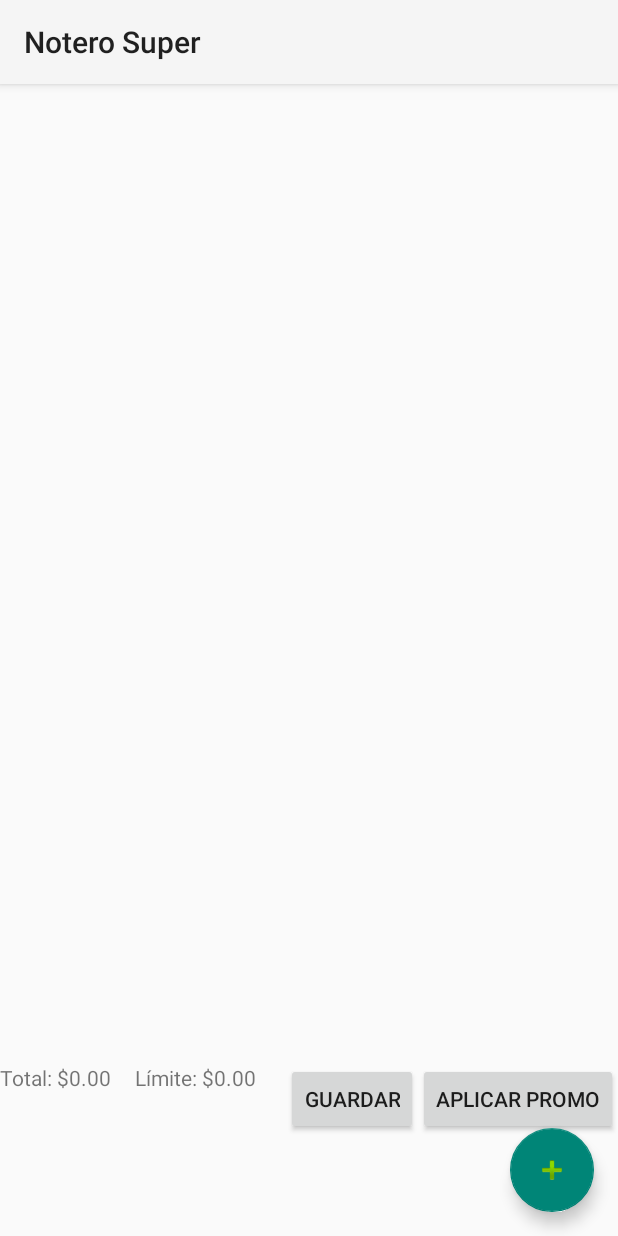
After one commit to FranJL075/NOTERO-SUPER---EXAMEN-LIBRE-FINAL-LIBRES-II-APP---ISPC, an Android app: the ListaActivity screen opened directly, with no data from a screen before it, on a phone screen of 412 x 824 dp. The commit adds this screen. Run offline under Robolectric (Android 15) with nearby library versions, the phone set to English and light mode, and no system bars; 2 statements that could not run were skipped.

Commit message:
feat(android): add basic Lista UI with RecyclerView, actions and ViewModel integration
Se incorpora la interfaz básica de la pantalla de Lista, lista para
pruebas end-to-end con el backend y el escáner.

Archivos añadidos / modificados

1) Layouts
- layout/item_detalle.xml:
    • Diseño de cada fila del producto.
    • Incluye nombre, cantidad, subtotal y botón/eliminación vía callback.

- layout/activity_lista.xml:
    • Pantalla principal de Lista.
    • Contiene RecyclerView, total, límite, botón de aplicar promo
      y FAB para agregar productos vía escaneo.

2) Adaptador
- ui/DetalleAdapter.kt:
    • RecyclerView adapter actualizado.
    • Callback onDelete(productId) para eliminar ítems desde la UI.

3) Pantalla principal
- ui/ListaActivity.kt:
    • Conecta ListaViewModel y observa cambios en la lista actual.
    • Lanza AddProductoActivity (escáner) y agrega ítems al volver.
    • Actualiza totales, aplica promoción, muestra alertas y errores.
    • Maneja estado de límite y favoritos desde el ViewModel.

4) Manifest
- AndroidManifest.xml:
    • Registro de ListaActivity como pantalla accesible desde la app.

Resultado
La UI de Lista queda completamente operativa para pruebas:
visualización, agregado/eliminación, aplicación de promos, escaneo
y actualización dinámica del total.

Lista para continuar con mejoras de UI, validaciones o navegación.

```diff
--- a/app_android/app/src/main/AndroidManifest.xml
+++ b/app_android/app/src/main/AndroidManifest.xml
@@ -27,6 +27,7 @@
             </intent-filter>
         </activity>
         <activity android:name=".ui.AddProductoActivity"/>
+        <activity android:name=".ui.ListaActivity"/>
     </application>
 
 </manifest>
--- /dev/null
+++ b/app_android/app/src/main/java/com/notero/superapp/ui/ListaActivity.kt
@@ -0,0 +1,82 @@
+package com.notero.superapp.ui
+
+import android.app.Activity
+import android.content.Intent
+import android.os.Bundle
+import android.widget.Button
+import android.widget.TextView
+import androidx.activity.result.contract.ActivityResultContracts
+import androidx.appcompat.app.AppCompatActivity
+import androidx.lifecycle.ViewModelProvider
+import androidx.recyclerview.widget.LinearLayoutManager
+import androidx.recyclerview.widget.RecyclerView
+import com.google.android.material.floatingactionbutton.FloatingActionButton
+import com.notero.superapp.R
+import com.notero.superapp.model.DetalleLista
+import com.notero.superapp.viewmodel.ListaViewModel
+
+class ListaActivity : AppCompatActivity() {
+
+    private lateinit var viewModel: ListaViewModel
+    private lateinit var adapter: DetalleAdapter
+
+    private val scanLauncher = registerForActivityResult(ActivityResultContracts.StartActivityForResult()) { result ->
+        if (result.resultCode == Activity.RESULT_OK) {
+            val codigo = result.data?.getStringExtra("SCAN_RESULT")
+            if (codigo != null) {
+                viewModel.agregarPorCodigo(codigo)
+            }
+        }
+    }
+
+    override fun onCreate(savedInstanceState: Bundle?) {
+        super.onCreate(savedInstanceState)
+        setContentView(R.layout.activity_lista)
+
+        viewModel = ViewModelProvider(this)[ListaViewModel::class.java]
+
+        val rv = findViewById<RecyclerView>(R.id.rvDetalles)
+        adapter = DetalleAdapter(mutableListOf()) { detalle: DetalleLista ->
+            viewModel.eliminar(detalle)
+        }
+        rv.layoutManager = LinearLayoutManager(this)
+        rv.adapter = adapter
+
+        val tvTotal = findViewById<TextView>(R.id.tvTotal)
+        val tvLimite = findViewById<TextView>(R.id.tvLimite)
+        val fabAdd = findViewById<FloatingActionButton>(R.id.fabAdd)
+        val btnGuardar = findViewById<Button>(R.id.btnGuardar)
+        val btnPromo = findViewById<Button>(R.id.btnPromo)
+
+        viewModel.listaActual.observe(this) { lista ->
+            if (lista != null) {
+                adapter.update(lista.detalles)
+                tvTotal.text = "Total: $${"%.2f".format(lista.total)}"
+                tvLimite.text = "Límite: $${"%.2f".format(lista.limitePresupuesto)}"
+            }
+        }
+
+        viewModel.error.observe(this) { error ->
+            if (error != null) {
+                android.widget.Toast.makeText(this, error, android.widget.Toast.LENGTH_LONG).show()
+            }
+        }
+
+        // Crear lista inicial si no existe (para demo)
+        if (viewModel.listaActual.value == null) {
+            viewModel.crearLista("Mi presupuesto", 0f)
+        }
+
+        fabAdd.setOnClickListener {
+            scanLauncher.launch(Intent(this, AddProductoActivity::class.java))
+        }
+
+        btnPromo.setOnClickListener {
+            viewModel.aplicarPromo()
+        }
+
+        btnGuardar.setOnClickListener {
+            android.widget.Toast.makeText(this, "Lista guardada (demo)", android.widget.Toast.LENGTH_SHORT).show()
+        }
+    }
+}
--- /dev/null
+++ b/app_android/app/src/main/res/layout/activity_lista.xml
@@ -0,0 +1,68 @@
+<?xml version="1.0" encoding="utf-8"?>
+<androidx.constraintlayout.widget.ConstraintLayout xmlns:android="http://schemas.android.com/apk/res/android"
+    xmlns:app="http://schemas.android.com/apk/res-auto"
+    xmlns:tools="http://schemas.android.com/tools"
+    android:layout_width="match_parent"
+    android:layout_height="match_parent"
+    tools:context=".ui.ListaActivity">
+
+    <androidx.recyclerview.widget.RecyclerView
+        android:id="@+id/rvDetalles"
+        android:layout_width="0dp"
+        android:layout_height="0dp"
+        app:layout_constraintTop_toTopOf="parent"
+        app:layout_constraintBottom_toTopOf="@+id/guideline"
+        app:layout_constraintStart_toStartOf="parent"
+        app:layout_constraintEnd_toEndOf="parent" />
+
+    <androidx.constraintlayout.widget.Guideline
+        android:id="@+id/guideline"
+        android:layout_width="wrap_content"
+        android:layout_height="wrap_content"
+        android:orientation="horizontal"
+        app:layout_constraintGuide_percent="0.85"/>
+
+    <TextView
+        android:id="@+id/tvTotal"
+        android:layout_width="wrap_content"
+        android:layout_height="wrap_content"
+        android:text="Total: $0.00"
+        app:layout_constraintStart_toStartOf="parent"
+        app:layout_constraintTop_toBottomOf="@id/guideline"/>
+
+    <TextView
+        android:id="@+id/tvLimite"
+        android:layout_width="wrap_content"
+        android:layout_height="wrap_content"
+        android:text="Límite: $0.00"
+        app:layout_constraintStart_toEndOf="@id/tvTotal"
+        app:layout_constraintTop_toTopOf="@id/tvTotal"
+        android:paddingStart="16dp"/>
+
+    <Button
+        android:id="@+id/btnGuardar"
+        android:layout_width="wrap_content"
+        android:layout_height="wrap_content"
+        android:text="Guardar"
+        app:layout_constraintEnd_toStartOf="@+id/btnPromo"
+        app:layout_constraintTop_toTopOf="@id/tvTotal"/>
+
+    <Button
+        android:id="@+id/btnPromo"
+        android:layout_width="wrap_content"
+        android:layout_height="wrap_content"
+        android:text="Aplicar Promo"
+        app:layout_constraintEnd_toEndOf="parent"
+        app:layout_constraintTop_toTopOf="@id/tvTotal"/>
+
+    <com.google.android.material.floatingactionbutton.FloatingActionButton
+        android:id="@+id/fabAdd"
+        android:layout_width="wrap_content"
+        android:layout_height="wrap_content"
+        android:src="@android:drawable/ic_input_add"
+        android:contentDescription="Agregar"
+        app:layout_constraintBottom_toBottomOf="parent"
+        app:layout_constraintEnd_toEndOf="parent"
+        android:layout_margin="16dp"/>
+
+</androidx.constraintlayout.widget.ConstraintLayout>
```
Also changed, not shown: app_android/app/src/main/java/com/notero/superapp/ui/DetalleAdapter.kt (added, +47 -0 lines), app_android/app/src/main/res/layout/item_detalle.xml (+32 -11 lines).
